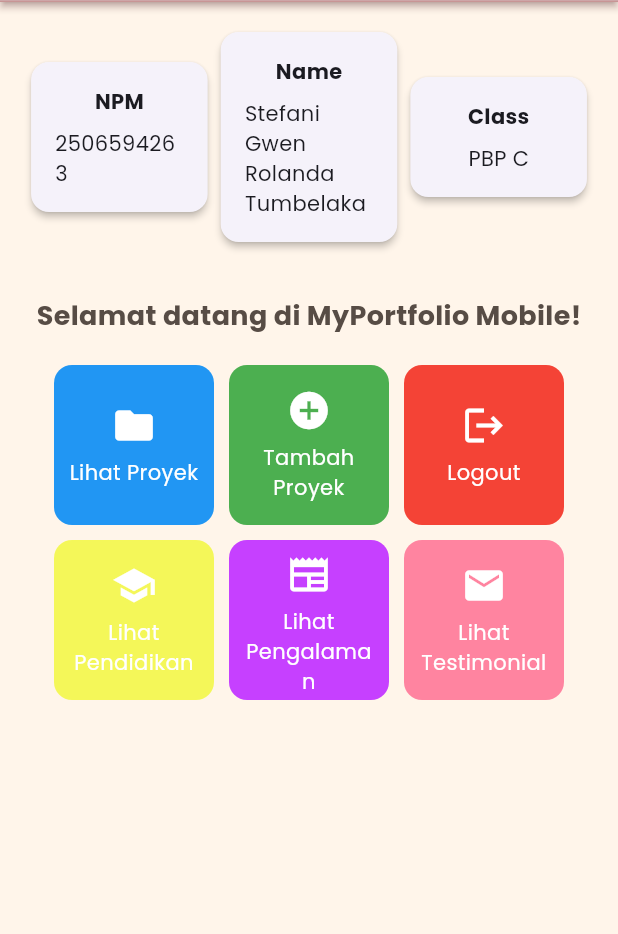
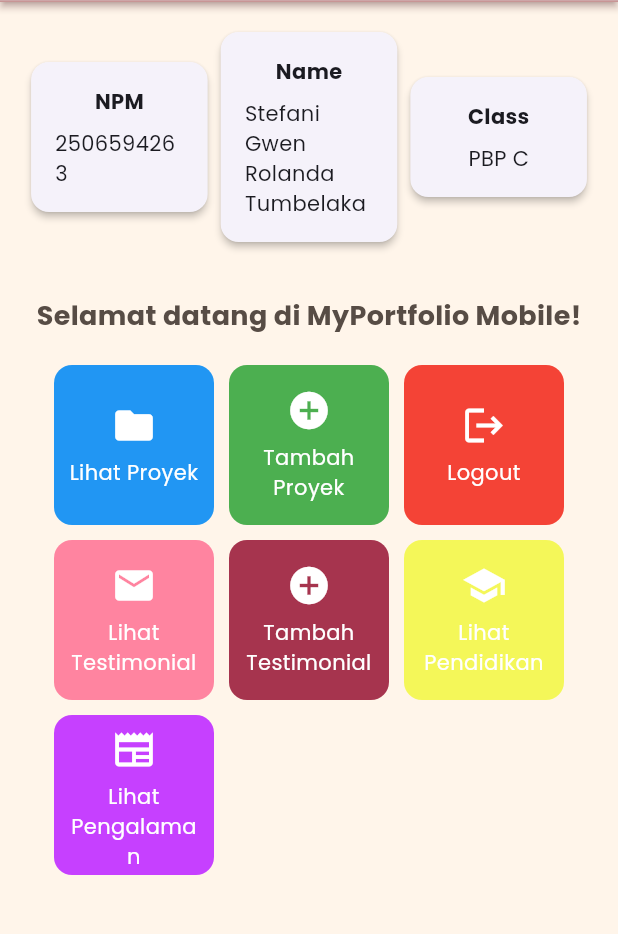
Before and after one commit to stefanigwen14/myportofolio_mobile, a Flutter app: the screen it shows after launch, on a phone screen of 412 x 824 dp, the part 82-1016 px from its top. Run offline on Flutter 3.47's test engine with Material 3 defaults, Android fonts, the phone set to English and light mode, and no system bars; our stand-ins replace google_fonts.

Commit message:
feat: add navigation from main menu button for testimonial form

```diff
--- a/lib/screens/menu.dart
+++ b/lib/screens/menu.dart
@@ -1,6 +1,6 @@
 import 'package:flutter/material.dart';
 import 'package:myportofolio_mobile/widgets/left_drawer.dart';
-import 'package:myportofolio_mobile/widgets/project_card.dart';
+import 'package:myportofolio_mobile/widgets/menu_card.dart';
 
 class MyHomePage extends StatelessWidget {
   MyHomePage({super.key});
@@ -13,9 +13,10 @@ class MyHomePage extends StatelessWidget {
     ItemHomepage("Lihat Proyek", Icons.folder, Colors.blue),
     ItemHomepage("Tambah Proyek", Icons.add_circle, Colors.green),
     ItemHomepage("Logout", Icons.logout, Colors.red),
+    ItemHomepage("Lihat Testimonial", Icons.mail, const Color.fromARGB(255, 255, 132, 160)),
+    ItemHomepage("Tambah Testimonial", Icons.add_circle, const Color.fromARGB(255, 166, 52, 78)),
     ItemHomepage("Lihat Pendidikan", Icons.school, const Color.fromARGB(255, 244, 247, 89)),
     ItemHomepage("Lihat Pengalaman", Icons.newspaper, const Color.fromARGB(255, 198, 64, 255)),
-    ItemHomepage("Lihat Testimonial", Icons.mail, const Color.fromARGB(255, 255, 132, 160)),
   ];
 
   @override
--- a/lib/widgets/project_card.dart
+++ b/lib/widgets/menu_card.dart
@@ -1,6 +1,7 @@
 import 'package:flutter/material.dart';
 import 'package:myportofolio_mobile/screens/menu.dart';
 import 'package:myportofolio_mobile/screens/project_form.dart';
+import 'package:myportofolio_mobile/screens/testimonial_form.dart';
 
 class ItemCard extends StatelessWidget {
   final ItemHomepage item;
@@ -30,6 +31,12 @@ class ItemCard extends StatelessWidget {
               MaterialPageRoute(builder: (context) => const ProjectFormPage()),
             );
           }
+          if (item.name == "Tambah Testimonial") {
+            Navigator.push(
+              context,
+              MaterialPageRoute(builder: (context) => const TestimonialFormPage()),
+            );
+          }
         },
         child: Container(
           padding: const EdgeInsets.all(8),
```
